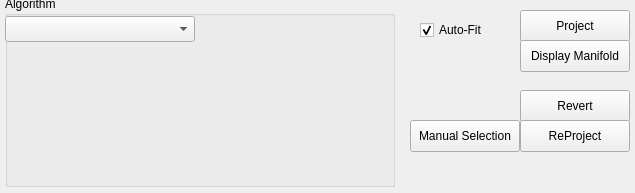
The window that MLDemos/optsProject.ui (b4silio/MLDemos) describes before a commit, drawn with Qt 5.
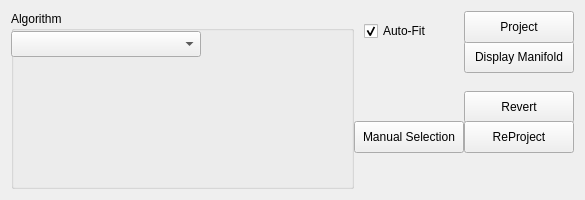
The same window after the commit.

Diff of the .ui file:
```diff
--- a/MLDemos/optsProject.ui
+++ b/MLDemos/optsProject.ui
@@ -6,12 +6,12 @@
    <rect>
     <x>0</x>
     <y>0</y>
-    <width>635</width>
-    <height>193</height>
+    <width>585</width>
+    <height>200</height>
    </rect>
   </property>
   <property name="sizePolicy">
-   <sizepolicy hsizetype="Fixed" vsizetype="Fixed">
+   <sizepolicy hsizetype="MinimumExpanding" vsizetype="MinimumExpanding">
     <horstretch>0</horstretch>
     <verstretch>0</verstretch>
    </sizepolicy>
@@ -22,123 +22,12 @@
   <property name="autoFillBackground">
    <bool>false</bool>
   </property>
-  <widget class="QPushButton" name="projectButton">
-   <property name="geometry">
-    <rect>
-     <x>520</x>
-     <y>10</y>
-     <width>110</width>
-     <height>32</height>
-    </rect>
+  <layout class="QHBoxLayout" name="horizontalLayout" stretch="1,0">
+   <property name="spacing">
+    <number>0</number>
    </property>
-   <property name="font">
-    <font>
-     <pointsize>9</pointsize>
-    </font>
-   </property>
-   <property name="toolTip">
-    <string>Project the current source data onto the </string>
-   </property>
-   <property name="text">
-    <string>Project</string>
-   </property>
-  </widget>
-  <widget class="QPushButton" name="revertButton">
-   <property name="geometry">
-    <rect>
-     <x>520</x>
-     <y>90</y>
-     <width>110</width>
-     <height>32</height>
-    </rect>
-   </property>
-   <property name="font">
-    <font>
-     <pointsize>9</pointsize>
-    </font>
-   </property>
-   <property name="toolTip">
-    <string>Restore source data (erases projection)</string>
-   </property>
-   <property name="text">
-    <string>Revert</string>
-   </property>
-  </widget>
-  <widget class="QPushButton" name="reprojectButton">
-   <property name="geometry">
-    <rect>
-     <x>520</x>
-     <y>120</y>
-     <width>110</width>
-     <height>32</height>
-    </rect>
-   </property>
-   <property name="font">
-    <font>
-     <pointsize>9</pointsize>
-    </font>
-   </property>
-   <property name="toolTip">
-    <string>Reproject already projected data</string>
-   </property>
-   <property name="text">
-    <string>ReProject</string>
-   </property>
-  </widget>
-  <widget class="QPushButton" name="manualTrainButton">
-   <property name="geometry">
-    <rect>
-     <x>410</x>
-     <y>120</y>
-     <width>110</width>
-     <height>32</height>
-    </rect>
-   </property>
-   <property name="font">
-    <font>
-     <pointsize>9</pointsize>
-    </font>
-   </property>
-   <property name="text">
-    <string>Manual Selection</string>
-   </property>
-   <property name="checkable">
-    <bool>true</bool>
-   </property>
-  </widget>
-  <widget class="QCheckBox" name="fitCheck">
-   <property name="geometry">
-    <rect>
-     <x>420</x>
-     <y>20</y>
-     <width>87</width>
-     <height>20</height>
-    </rect>
-   </property>
-   <property name="font">
-    <font>
-     <pointsize>9</pointsize>
-    </font>
-   </property>
-   <property name="toolTip">
-    <string>Fit window to data after Projecting or Reverting the data</string>
-   </property>
-   <property name="text">
-    <string>Auto-Fit</string>
-   </property>
-   <property name="checked">
-    <bool>true</bool>
-   </property>
-  </widget>
+   <item>
   <widget class="QGroupBox" name="groupBox">
-   <property name="geometry">
-    <rect>
-     <x>5</x>
-     <y>-4</y>
-     <width>390</width>
-     <height>191</height>
-    </rect>
-   </property>
    <property name="title">
     <string>Algorithm</string>
    </property>
@@ -168,11 +57,20 @@
     </property>
    </widget>
   </widget>
+   </item>
+   <item>
+    <widget class="QWidget" name="widget" native="true">
+     <property name="minimumSize">
+      <size>
+       <width>220</width>
+       <height>140</height>
+      </size>
+     </property>
   <widget class="QPushButton" name="manifoldButton">
    <property name="geometry">
     <rect>
-     <x>520</x>
-     <y>40</y>
+        <x>110</x>
+        <y>30</y>
      <width>110</width>
      <height>32</height>
     </rect>
@@ -189,6 +87,117 @@
     <string>Display Manifold</string>
    </property>
   </widget>
+     <widget class="QPushButton" name="projectButton">
+      <property name="geometry">
+       <rect>
+        <x>110</x>
+        <y>0</y>
+        <width>110</width>
+        <height>32</height>
+       </rect>
+      </property>
+      <property name="font">
+       <font>
+        <pointsize>9</pointsize>
+       </font>
+      </property>
+      <property name="toolTip">
+       <string>Project the current source data onto the </string>
+      </property>
+      <property name="text">
+       <string>Project</string>
+      </property>
+     </widget>
+     <widget class="QPushButton" name="manualTrainButton">
+      <property name="geometry">
+       <rect>
+        <x>0</x>
+        <y>110</y>
+        <width>110</width>
+        <height>32</height>
+       </rect>
+      </property>
+      <property name="font">
+       <font>
+        <pointsize>9</pointsize>
+       </font>
+      </property>
+      <property name="text">
+       <string>Manual Selection</string>
+      </property>
+      <property name="checkable">
+       <bool>true</bool>
+      </property>
+     </widget>
+     <widget class="QCheckBox" name="fitCheck">
+      <property name="geometry">
+       <rect>
+        <x>10</x>
+        <y>10</y>
+        <width>87</width>
+        <height>20</height>
+       </rect>
+      </property>
+      <property name="font">
+       <font>
+        <pointsize>9</pointsize>
+       </font>
+      </property>
+      <property name="toolTip">
+       <string>Fit window to data after Projecting or Reverting the data</string>
+      </property>
+      <property name="text">
+       <string>Auto-Fit</string>
+      </property>
+      <property name="checked">
+       <bool>true</bool>
+      </property>
+     </widget>
+     <widget class="QPushButton" name="revertButton">
+      <property name="geometry">
+       <rect>
+        <x>110</x>
+        <y>80</y>
+        <width>110</width>
+        <height>32</height>
+       </rect>
+      </property>
+      <property name="font">
+       <font>
+        <pointsize>9</pointsize>
+       </font>
+      </property>
+      <property name="toolTip">
+       <string>Restore source data (erases projection)</string>
+      </property>
+      <property name="text">
+       <string>Revert</string>
+      </property>
+     </widget>
+     <widget class="QPushButton" name="reprojectButton">
+      <property name="geometry">
+       <rect>
+        <x>110</x>
+        <y>110</y>
+        <width>110</width>
+        <height>32</height>
+       </rect>
+      </property>
+      <property name="font">
+       <font>
+        <pointsize>9</pointsize>
+       </font>
+      </property>
+      <property name="toolTip">
+       <string>Reproject already projected data</string>
+      </property>
+      <property name="text">
+       <string>ReProject</string>
+      </property>
+     </widget>
+    </widget>
+   </item>
+  </layout>
  </widget>
  <resources/>
  <connections/>
```
Lines whose indentation alone changed are shown as unchanged.
